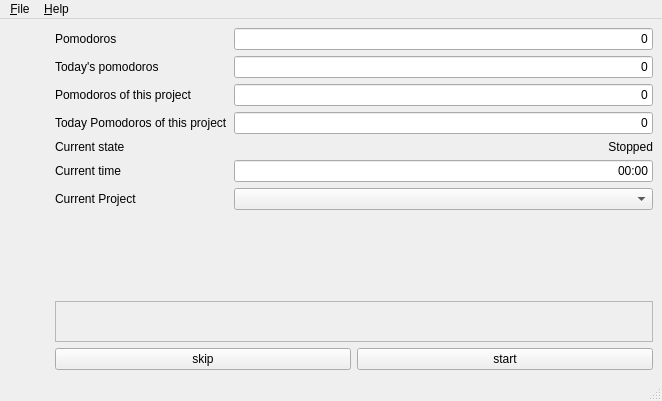
First picture: the form in todoro/frmMain.ui, repository lancedeimont/todoro, before the edit.
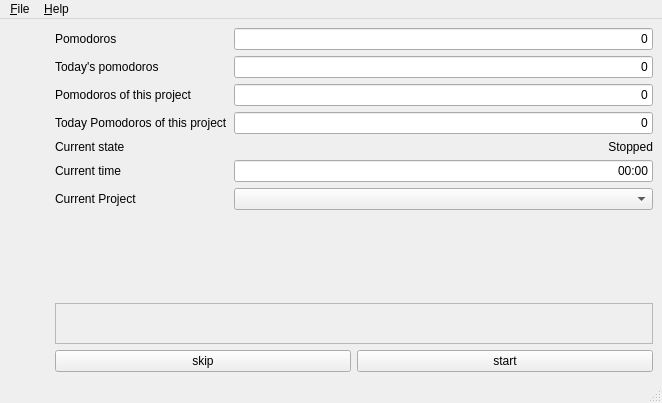
Second picture: the form after the edit. Icons and pictures are not drawn.

Commit message: making about dialogs functional and disabling sound in final working periods

The edit to the form file:
```diff
--- a/todoro/frmMain.ui
+++ b/todoro/frmMain.ui
@@ -7,7 +7,7 @@
     <x>0</x>
     <y>0</y>
     <width>662</width>
-    <height>401</height>
+    <height>403</height>
    </rect>
   </property>
   <property name="windowTitle">
```
Left out of the diff: 10 changed lines with no effect on the pictures. The commit also changes 2 other files.
